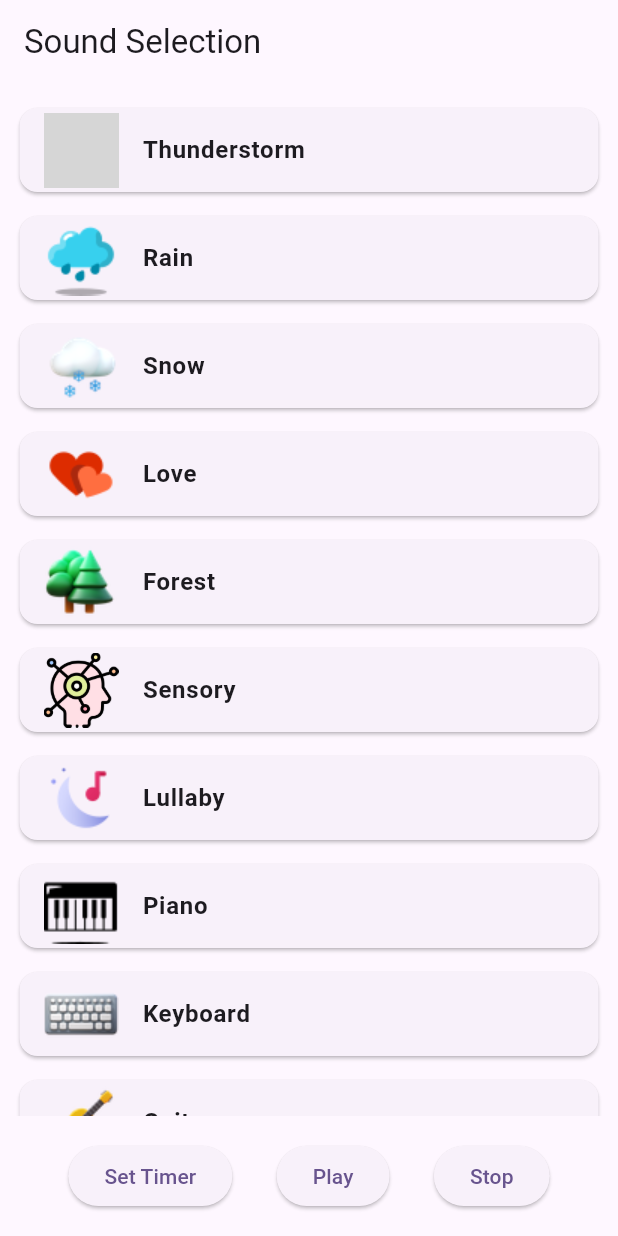
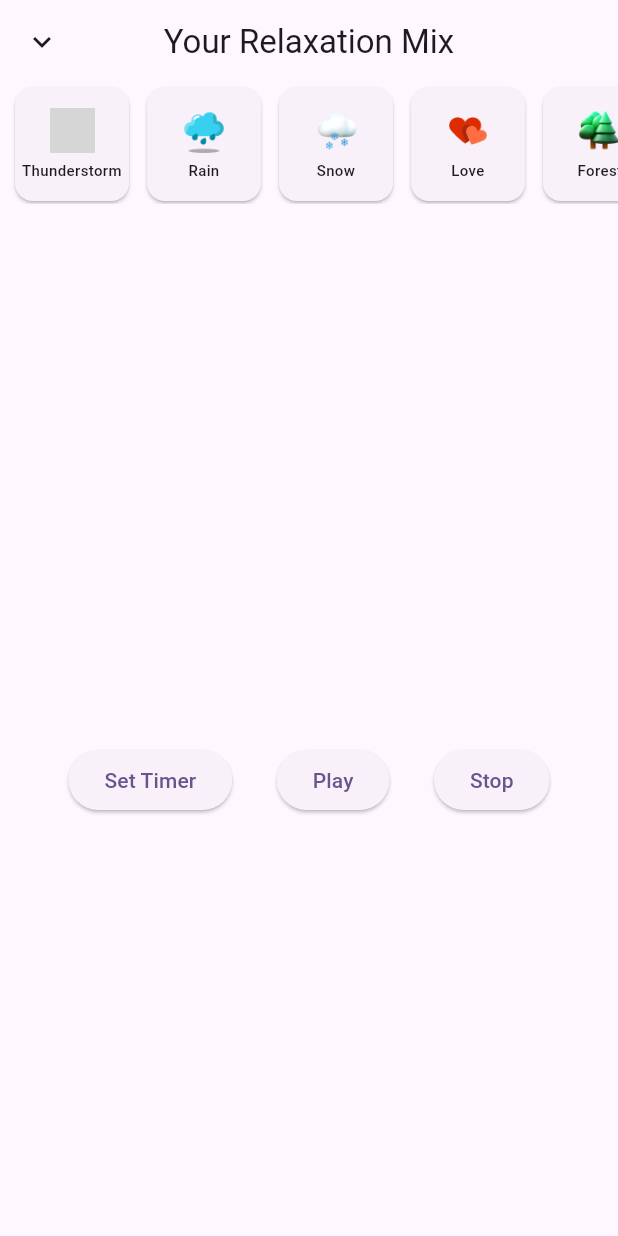
Before and after one commit to ashokstha61/test_clarity, a Flutter app: the screen it shows after launch, on a phone screen of 412 x 824 dp. Run offline on Flutter 3.47's test engine with Material 3 defaults, Android fonts, the phone set to English and light mode, and no system bars; our stand-ins replace audioplayers, firebase_core, firebase_database, smooth_page_indicator; accounts and stored records are empty; grey boxes are pictures that could not be loaded.

Commit message:
modification for horizontal scrolling in sound selection page

```diff
--- a/lib/custom/sound_card.dart
+++ b/lib/custom/sound_card.dart
@@ -5,16 +5,45 @@ class SoundCard extends StatelessWidget {
   final String imagePath;
   final VoidCallback onPressed;
 
-  SoundCard({required this.label, required this.imagePath, required this.onPressed});
+  const SoundCard({
+    super.key,
+    required this.label,
+    required this.imagePath,
+    required this.onPressed,
+  });
 
   @override
   Widget build(BuildContext context) {
     return Card(
-      margin: EdgeInsets.symmetric(vertical: 8.0, horizontal: 5.0),
-      child: ListTile(
-        leading: Image.asset(imagePath, width: 50, height: 50, fit: BoxFit.cover),
-        title: Text(label, style: TextStyle(fontSize: 16, fontWeight: FontWeight.bold)),
-        onTap: onPressed,
+      margin: EdgeInsets.symmetric(vertical: 2.0, horizontal: 2.0),
+      elevation: 1,
+      child: Container(
+        height: 60, // Reduced from 80 to 60
+        width: 70, // Slightly narrower to match new height
+        padding: EdgeInsets.all(4.0), // Reduced padding
+        child: Column(
+          mainAxisSize: MainAxisSize.min,
+          mainAxisAlignment: MainAxisAlignment.center,
+          children: [
+            Image.asset(
+              imagePath,
+              width: 30, // Reduced from 40
+              height: 30,
+              fit: BoxFit.cover,
+            ),
+            SizedBox(height: 4), // Reduced spacing
+            Text(
+              label,
+              style: TextStyle(
+                fontSize: 10, // Slightly smaller font
+                fontWeight: FontWeight.w500,
+              ),
+              textAlign: TextAlign.center,
+              maxLines: 2,
+              overflow: TextOverflow.ellipsis,
+            ),
+          ],
+        ),
       ),
     );
   }
--- a/lib/view/sound_selection_page.dart
+++ b/lib/view/sound_selection_page.dart
@@ -22,72 +22,72 @@ class SoundSelectionPageState extends State<SoundSelectionPage> {
     {
       'label': 'Thunderstorm',
       'image': 'assets/images/himage/thunder.png',
-      'audio': 'assets/audio/thunderstorm.mp3',
+      // 'audio': 'assets/audio/thunderstorm.mp3',
     },
     {
       'label': 'Rain',
       'image': 'assets/images/himage/rain.png',
-      'audio': 'assets/audio/rain.mp3',
+      // 'audio': 'assets/audio/rain.mp3',
     },
     {
       'label': 'Snow',
       'image': 'assets/images/himage/snow.png',
-      'audio': 'assets/audio/snow.mp3',
+      // 'audio': 'assets/audio/snow.mp3',
     },
     {
       'label': 'Love',
       'image': 'assets/images/himage/love.png',
-      'audio': 'assets/audio/love.mp3',
+      // 'audio': 'assets/audio/love.mp3',
     },
     {
       'label': 'Forest',
       'image': 'assets/images/himage/forest.png',
-      'audio': 'assets/audio/forest.mp3',
+      // 'audio': 'assets/audio/forest.mp3',
     },
     {
       'label': 'Sensory',
       'image': 'assets/images/himage/sensory.png',
-      'audio': 'assets/audio/sensory.mp3',
+      // 'audio': 'assets/audio/sensory.mp3',
     },
     {
       'label': 'Lullaby',
       'image': 'assets/images/himage/lullaby.png',
-      'audio': 'assets/audio/lullaby.mp3',
+      // 'audio': 'assets/audio/lullaby.mp3',
     },
     {
       'label': 'Piano',
       'image': 'assets/images/himage/piano.png',
-      'audio': 'assets/audio/piano.mp3',
+      // 'audio': 'assets/audio/piano.mp3',
     },
     {
       'label': 'Keyboard',
       'image': 'assets/images/himage/keyboard.png',
-      'audio': 'assets/audio/keyboard.mp3',
+      // 'audio': 'assets/audio/keyboard.mp3',
     },
     {
       'label': 'Guitar',
       'image': 'assets/images/himage/guitar.png',
-      'audio': 'assets/audio/guitar.mp3',
+      // 'audio': 'assets/audio/guitar.mp3',
     },
     {
       'label': 'Spa',
       'image': 'assets/images/himage/meditation.png',
-      'audio': 'assets/audio/spa.mp3',
+      // 'audio': 'assets/audio/spa.mp3',
     },
     {
       'label': 'Fireplace',
       'image': 'assets/images/himage/fire.png',
-      'audio': 'assets/audio/fireplace.mp3',
+      // 'audio': 'assets/audio/fireplace.mp3',
     },
     {
       'label': 'Ocean',
       'image': 'assets/images/himage/wave.png',
-      'audio': 'assets/audio/ocean.mp3',
+      // 'audio': 'assets/audio/ocean.mp3',
     },
     {
       'label': 'Breeze',
       'image': 'assets/images/himage/wind.png',
-      'audio': 'assets/audio/breeze.mp3',
+      // 'audio': 'assets/audio/breeze.mp3',
     },
   ];
 
@@ -146,25 +146,39 @@ class SoundSelectionPageState extends State<SoundSelectionPage> {
   @override
   Widget build(BuildContext context) {
     return Scaffold(
-      appBar: AppBar(title: Text('Sound Selection')),
+      appBar: AppBar(
+        leading: Icon(Icons.keyboard_arrow_down),
+        title: Text('Your Relaxation Mix'),
+        centerTitle: true,
+      ),
       body: Column(
         children: [
-          Expanded(
-            child: ListView.builder(
-              padding: EdgeInsets.all(8.0),
-              itemCount: sounds.length,
-              itemBuilder: (context, index) {
-                final sound = sounds[index];
-                return SoundCard(
-                  label: sound['label'],
-                  imagePath: sound['image'],
-                  onPressed: () {
-                    // _playSound(sound['label']);
-                  },
-                );
-              },
+          Flexible(
+            child: SizedBox(
+              height: 80,
+              child: ListView.builder(
+                scrollDirection: Axis.horizontal,
+                padding: EdgeInsets.symmetric(horizontal: 8.0),
+                itemCount: sounds.length,
+                itemBuilder: (context, index) {
+                  return Padding(
+                    padding: EdgeInsets.only(right: 8.0),
+                    child: SizedBox(
+                      width: 80,
+                      child: SoundCard(
+                        label: sounds[index]['label'],
+                        imagePath: sounds[index]['image'],
+                        onPressed: () {},
+                      ),
+                    ),
+                  );
+                },
+              ),
             ),
           ),
+
+          Spacer(),
+
           if (_isTimerRunning)
             Padding(
               padding: const EdgeInsets.all(16.0),
```
Also changed, not shown: 2 other files.
